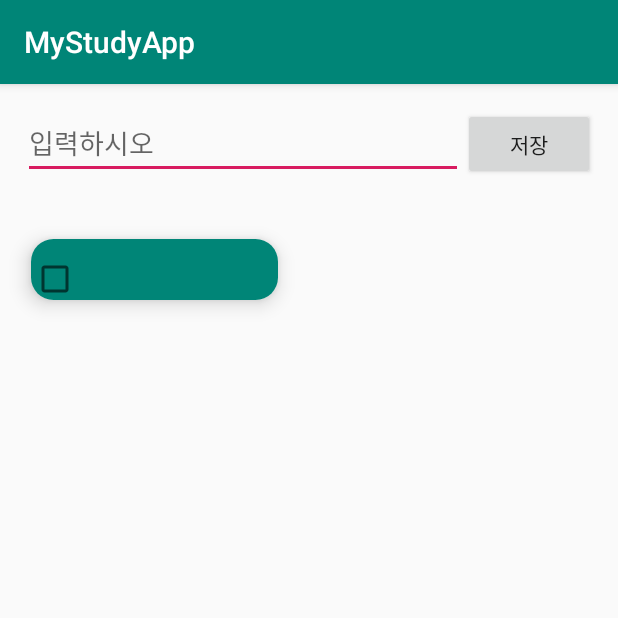
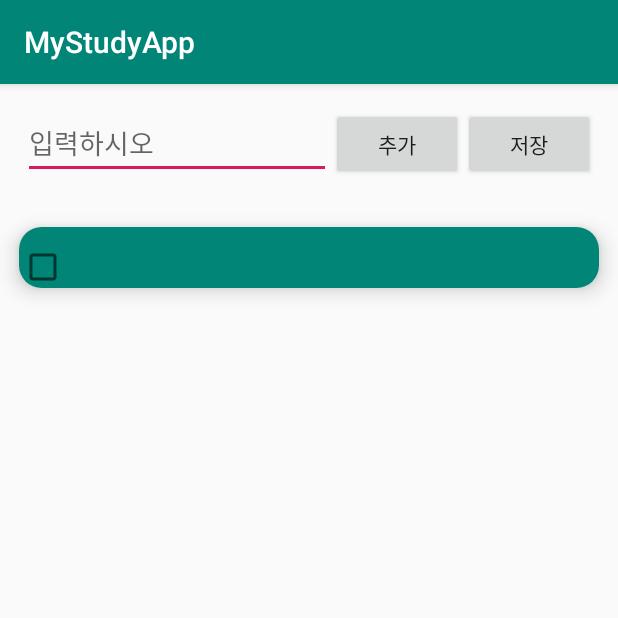
Before and after one commit to Mo0k94/MyStudyApp, an Android app: the RoomTestActivitiy screen opened directly, with no data from a screen before it, after a tap on "저장", on a phone screen of 412 x 824 dp, the top half of it. Run offline under Robolectric (Android 15) with nearby library versions, the phone set to English and light mode, and no system bars; our stand-ins replace EventBus, Room's generated code; libraries missing offline, so code that uses them is left out: android.arch.persistence; 1 other tap on this screen came first.

Commit message:
CheckBox 리스트뷰에  Room(DB) 적용 Update

```diff
--- a/app/src/main/java/com/example/mystudyapp/Room/AppDataBase.java
+++ b/app/src/main/java/com/example/mystudyapp/Room/AppDataBase.java
@@ -4,7 +4,7 @@ import android.arch.persistence.room.Database;
 import android.arch.persistence.room.RoomDatabase;
 
 
-@Database(entities = {Todo2.class}, version = 1, exportSchema = false)
+@Database(entities = {Plan.class}, version = 1, exportSchema = false)
 public abstract class AppDataBase extends RoomDatabase {
 
     public abstract TodoDao todoDao();
--- /dev/null
+++ b/app/src/main/java/com/example/mystudyapp/Room/Plan.java
@@ -0,0 +1,54 @@
+package com.example.mystudyapp.Room;
+
+import android.arch.persistence.room.Entity;
+import android.arch.persistence.room.PrimaryKey;
+
+@Entity
+public class Plan {
+
+    @PrimaryKey(autoGenerate = true)
+    private int id;
+    private String title;
+    private Integer checkGb;
+
+    public Plan(String title, Integer checkGb) {
+        this.title = title;
+        this.checkGb = checkGb;
+
+    }
+
+    public int getId() {
+        return id;
+    }
+
+    public void setId(int id) {
+        this.id = id;
+    }
+
+    public String getTitle() {
+        return title;
+    }
+
+    public void setTitle(String title) {
+        this.title = title;
+    }
+
+    public Integer getCheckGb() {
+        return checkGb;
+    }
+
+    public void setCheckGb(Integer checkGb) {
+        this.checkGb = checkGb;
+    }
+
+
+
+    @Override
+    public String toString() {
+        return "Plan{" +
+                "id=" + id +
+                ", title='" + title + '\'' +
+                ", checkGb=" + checkGb +
+                '}';
+    }
+}
--- a/app/src/main/java/com/example/mystudyapp/Room/TodoDao.java
+++ b/app/src/main/java/com/example/mystudyapp/Room/TodoDao.java
@@ -12,20 +12,24 @@ import java.util.List;
 public interface TodoDao {
 
 
-    @Query("SELECT * FROM Todo2")
-    List<Todo2> getAll();
+    @Query("SELECT * FROM `Plan`")
+    List<Plan> getAll();
 
 
     @Insert
-    void insertTodo(Todo2 todo);
+    void insertTodo(Plan plan);
 
 
-    @Query("UPDATE Todo2 SET title =:check, checkGb=:checkGb WHERE id = :id")
+    @Query("UPDATE `Plan` SET title =:check, checkGb=:checkGb WHERE id = :id")
     void updateTodo2(String check,Integer checkGb,int id);
 
-    @Delete
-    void deleteTodo(Todo2 todo);
+    @Query("DELETE FROM `Plan`")
+    void deleteTodo();
 
     @Update
-    void updateTodo(Todo2 todo2);
+    void updateTodo(Plan plan);
+
+    @Query("SELECT COUNT(id) FROM `Plan`")
+    int getCount();
+
 }
--- a/app/src/main/java/com/example/mystudyapp/RoomTestActivitiy.java
+++ b/app/src/main/java/com/example/mystudyapp/RoomTestActivitiy.java
@@ -19,6 +19,7 @@ import android.widget.TextView;
 import android.widget.Toast;
 
 import com.example.mystudyapp.Room.AppDataBase;
+import com.example.mystudyapp.Room.Plan;
 import com.example.mystudyapp.Room.Todo;
 import com.example.mystudyapp.Room.Todo2;
 import com.example.mystudyapp.adapters.RoomRecyclerAdapter;
@@ -34,7 +35,7 @@ public class RoomTestActivitiy extends AppCompatActivity {
 
 
     private EditText mEdit_txt;
-    private Button mSaveBtn;
+    private Button mAddBtn,mSaveBtn;
 
     private String material = "";
 
@@ -52,6 +53,7 @@ public class RoomTestActivitiy extends AppCompatActivity {
         setContentView(R.layout.activity_room_test_activitiy);
 
         mEdit_txt = findViewById(R.id.edit_txt);
+        mAddBtn = findViewById(R.id.add_btn);
         mSaveBtn = findViewById(R.id.save_btn);
 
         mRecycler_view = findViewById(R.id.check_recycler);
@@ -60,7 +62,7 @@ public class RoomTestActivitiy extends AppCompatActivity {
         checkList = new ArrayList<Check>();
 
 
-                 db = Room.databaseBuilder(this, AppDataBase.class, "todo2_db")
+                 db = Room.databaseBuilder(this, AppDataBase.class, "plan_db")
                 .allowMainThreadQueries()
                 .addMigrations(MIGRATION_2_3)
                 .build();
@@ -78,8 +80,8 @@ public class RoomTestActivitiy extends AppCompatActivity {
 //        }
 
 
-        // Insert
-        mSaveBtn.setOnClickListener(new View.OnClickListener() {
+        // Add
+        mAddBtn.setOnClickListener(new View.OnClickListener() {
             @Override
             public void onClick(View view) {
 
@@ -91,11 +93,18 @@ public class RoomTestActivitiy extends AppCompatActivity {
 
                 checkList.add(dept);
 
-                db.todoDao().insertTodo(new Todo2(material, checkGb));
+
 
                 mAdapter = new RoomRecyclerAdapter(RoomTestActivitiy.this, checkList);
                 //mCustomAdapter.notifyDataSetChanged();
                 mRecycler_view.setAdapter(mAdapter);
+
+
+                Log.d("TAG","새로 추가했을 떄!! =========>"+ checkList.toString());
+
+
+
+
 
 
                 //mResult.setText(db.todoDao().getAll().toString());
@@ -103,6 +112,69 @@ public class RoomTestActivitiy extends AppCompatActivity {
         });
 
 
+        mSaveBtn.setOnClickListener(new View.OnClickListener() {
+            @Override
+            public void onClick(View view) {
+
+
+
+                int getRows = getNumFiles();
+                Log.d("TAG","새로 추가했을 떄!! checkList 갯수=========>"+ checkList.size());        //3     개수는 3개  포지션은 0,1,2
+                Log.d("TAG","새로 추가했을 떄!! DB에 저장된 row갯수=========>"+ getRows);            //0
+
+
+                for(int i= getRows;i<checkList.size();i++){
+                    if(checkList.size() > getRows){
+                        db.todoDao().insertTodo(new Plan(checkList.get(i).getCheckText(),checkList.get(i).getCheck()));
+                        Log.d("TAG","Save ===========> " + i + " 번째 " + checkList.get(i).toString());
+                    }else{
+                        Log.d("TAG","Break!!! ===========>");
+                        break;
+
+                    }
+                }
+
+
+
+                /*
+                db.todoDao().deleteTodo();
+                checkList.clear();
+                mAdapter = new RoomRecyclerAdapter(RoomTestActivitiy.this,checkList);
+                mAdapter.notifyDataSetChanged();
+                mRecycler_view.setAdapter(mAdapter);
+                */
+
+                /*
+                for(int i=0; i<checkList.size();i++){
+                    db.todoDao().insertTodo(new Todo2(checkList.get(i).getCheckText(),checkList.get(i).getCheck()));
+                }*/
+//                for(int i=0;i<checkList.size();i++){
+//                    Log.d("TAG","checkList : "+ i +"번째"+ checkList.get(i));
+//                    //Log.d("TAG","이미 저장된 값들"+ db.todoDao().getAll().get(i).getId());
+////                    int result = i+1;
+////                    if(result >= db.todoDao().getAll().get(i).getId()){
+////                        db.todoDao().insertTodo(new Todo2(checkList.get(i).getCheckText(), checkList.get(i).getCheck()));
+////
+////                    }else{
+////                        Log.d("TAG","이미 저장된 값들"+ db.todoDao().getAll().get(i).getId());
+////                    }
+////                    if(i == db.todoDao().getAll().get(i).getId()){
+////                        Log.d("TAG","이미 저장된 값들"+ db.todoDao().getAll().get(i).getId());
+////                    }else{
+////                        db.todoDao().insertTodo(new Todo2(checkList.get(i).getCheckText(), checkList.get(i).getCheck()));
+////                    }
+//
+//                }
+                Toast.makeText(RoomTestActivitiy.this, "저장되었습니다.", Toast.LENGTH_SHORT).show();
+                //db.todoDao().insertTodo(new Todo2(material, checkGb));
+            }
+        });
+
+
+    }
+
+    int getNumFiles() {
+        return db.todoDao().getCount();
     }
 
 
@@ -127,26 +199,12 @@ public class RoomTestActivitiy extends AppCompatActivity {
                 Toast.LENGTH_SHORT).show();
         if (checkList.get(event.position).getCheck() == 1) {
             checkGb = 0;
-            Check check = new Check(checkList.get(event.position).getCheckText(), checkGb);
-            checkList.set(event.position,check);
-            //db.todoDao().updateTodo(new Todo2(checkList.get(event.position).getCheckText(),checkGb));
-            db.todoDao().updateTodo2(checkList.get(event.position).getCheckText(),checkGb,event.position+1);
-            mAdapter = new RoomRecyclerAdapter(RoomTestActivitiy.this, checkList);
-
-            mAdapter.update(checkList, event.position);
+            chk_update(checkGb,event.position);
 
         } else {
             Log.d("TAG","checkList checkGb = 0일때 !!");
             checkGb = 1;
-            Check check = new Check(checkList.get(event.position).getCheckText(), checkGb);
-            checkList.set(event.position,check);
-            //db.todoDao().updateTodo(new Todo2(checkList.get(event.position).getCheckText(),checkGb));
-            db.todoDao().updateTodo2(checkList.get(event.position).getCheckText(),checkGb,event.position+1);
-            mAdapter = new RoomRecyclerAdapter(RoomTestActivitiy.this, checkList);
-
-
-
-            mAdapter.update(checkList, event.position);
+            chk_update(checkGb,event.position);
 
             Log.d("TAG","onItemClick : update!!!!!!" + db.todoDao().getAll().get(event.position).getCheckGb());
         }
@@ -158,7 +216,7 @@ public class RoomTestActivitiy extends AppCompatActivity {
         Log.d("TAG","onItemClick : " + checkList.get(event.position).getCheck());
         mAdapter.setChecked(event.position);
         // Data 변경시 호출 Adapter에 Data 변경 사실을 알려줘서 Update 함.
-       // mAdapter.notifyDataSetChanged();
+        //mAdapter.notifyDataSetChanged();
 
     }
 
@@ -175,7 +233,22 @@ public class RoomTestActivitiy extends AppCompatActivity {
         }
     }
 
-    static final Migration MIGRATION_2_3 = new Migration(2, 3) {
+    public void chk_update(int chkgb,int position){
+        checkGb = chkgb;
+        Check check = new Check(checkList.get(position).getCheckText(), checkGb);
+        checkList.set(position,check);
+        //db.todoDao().updateTodo(new Todo2(checkList.get(event.position).getCheckText(),checkGb));
+        Log.d("TAG", "update 확인 -=====> : " + position + " 번째" + checkList.get(position).getCheck() + " / " + db.todoDao().getAll().get(position).getTitle());
+
+        db.todoDao().updateTodo2(checkList.get(position).getCheckText(),checkList.get(position).getCheck(),position+1);
+
+        Log.d("TAG", "update 확인 -=====> : " + position + " 번째" + db.todoDao().getAll().get(position).getCheckGb() + " / " + db.todoDao().getAll().get(position).getTitle() + " / " + db.todoDao().getAll().get(position).getId());
+
+        mAdapter = new RoomRecyclerAdapter(RoomTestActivitiy.this, checkList);
+
+        mAdapter.update(checkList, position);
+    }
+    static final Migration MIGRATION_2_3 = new Migration(3, 4) {
 
 
         @Override
--- a/app/src/main/java/com/example/mystudyapp/adapters/RoomRecyclerAdapter.java
+++ b/app/src/main/java/com/example/mystudyapp/adapters/RoomRecyclerAdapter.java
@@ -58,14 +58,16 @@ public class RoomRecyclerAdapter extends RecyclerView.Adapter<RoomRecyclerAdapte
     }
 
 
-    public RoomRecyclerAdapter(Context context, List<Check> memoList) {
+    public RoomRecyclerAdapter(Context context, List<Check> checkList) {
 
-        checkList = memoList;
-        mContext = context;
+        this.checkList = checkList;
+        this.mContext = context;
+        this.isCheckedConfrim = new boolean[checkList.size()];
     }
 
 
     public void setChecked(int position) {
+        Log.d("TAG","setChecked!!! =====> " + position);
         isCheckedConfrim[position] = !isCheckedConfrim[position];
     }
 
--- a/app/src/main/res/layout/activity_room_test_activitiy.xml
+++ b/app/src/main/res/layout/activity_room_test_activitiy.xml
@@ -20,19 +20,23 @@
         android:hint="입력하시오" />
 
     <Button
-        android:id="@+id/save_btn"
+        android:id="@+id/add_btn"
         android:layout_width="wrap_content"
         android:layout_height="wrap_content"
-        android:text="저장" />
-
+        android:text="추가" />
+        <Button
+            android:id="@+id/save_btn"
+            android:layout_width="wrap_content"
+            android:layout_height="wrap_content"
+            android:text="저장" />
 
     </LinearLayout>
     <android.support.v7.widget.RecyclerView
         android:id="@+id/check_recycler"
         android:layout_width="match_parent"
         android:layout_height="wrap_content"
-        app:spanCount="2"
+
         android:layout_weight="1
 "
-        app:layoutManager="android.support.v7.widget.StaggeredGridLayoutManager" />
+        app:layoutManager="android.support.v7.widget.LinearLayoutManager" />
 </LinearLayout>
--- a/app/src/main/res/layout/item_room.xml
+++ b/app/src/main/res/layout/item_room.xml
@@ -4,9 +4,7 @@
     xmlns:tools="http://schemas.android.com/tools"
     android:layout_width="match_parent"
     android:layout_height="wrap_content"
-    android:layout_margin="8dp"
     app:cardCornerRadius="15dp"
-
     app:cardElevation="8dp"
     app:cardUseCompatPadding="true">
 
```
Also changed, not shown: app/src/main/java/com/example/mystudyapp/activities/addViewActivity.java (added, +40 -0 lines).
